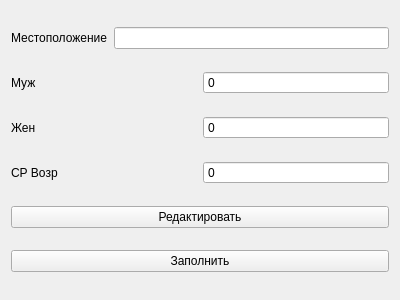
This is AWS/audienceform.ui in 9t0z1k/TSP-AWS as Qt 5 draws it before an edit. The edited form follows.
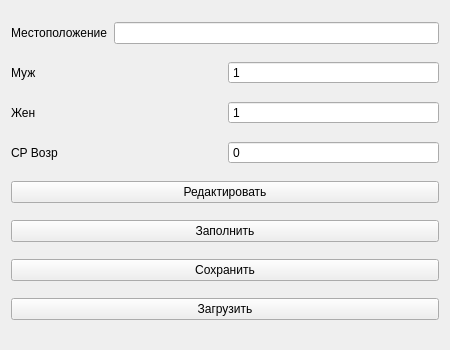
This is the edited form.

Diff of the .ui file:
```diff
--- a/AWS/audienceform.ui
+++ b/AWS/audienceform.ui
@@ -6,14 +6,14 @@
    <rect>
     <x>0</x>
     <y>0</y>
-    <width>400</width>
-    <height>300</height>
+    <width>450</width>
+    <height>350</height>
    </rect>
   </property>
   <property name="maximumSize">
    <size>
-    <width>400</width>
-    <height>300</height>
+    <width>450</width>
+    <height>350</height>
    </size>
   </property>
   <property name="windowTitle">
@@ -55,6 +55,12 @@
        <property name="buttonSymbols">
         <enum>QAbstractSpinBox::NoButtons</enum>
        </property>
+       <property name="minimum">
+        <number>1</number>
+       </property>
+       <property name="maximum">
+        <number>999999999</number>
+       </property>
       </widget>
      </item>
     </layout>
@@ -76,6 +82,15 @@
        <property name="buttonSymbols">
         <enum>QAbstractSpinBox::NoButtons</enum>
        </property>
+       <property name="minimum">
+        <number>1</number>
+       </property>
+       <property name="maximum">
+        <number>999999999</number>
+       </property>
+       <property name="stepType">
+        <enum>QAbstractSpinBox::AdaptiveDecimalStepType</enum>
+       </property>
       </widget>
      </item>
     </layout>
@@ -97,6 +112,9 @@
        <property name="buttonSymbols">
         <enum>QAbstractSpinBox::NoButtons</enum>
        </property>
+       <property name="maximum">
+        <number>150</number>
+       </property>
       </widget>
      </item>
     </layout>
@@ -115,6 +133,20 @@
      </property>
     </widget>
    </item>
+   <item>
+    <widget class="QPushButton" name="save">
+     <property name="text">
+      <string>Сохранить</string>
+     </property>
+    </widget>
+   </item>
+   <item>
+    <widget class="QPushButton" name="load">
+     <property name="text">
+      <string>Загрузить</string>
+     </property>
+    </widget>
+   </item>
   </layout>
  </widget>
  <resources/>
```
